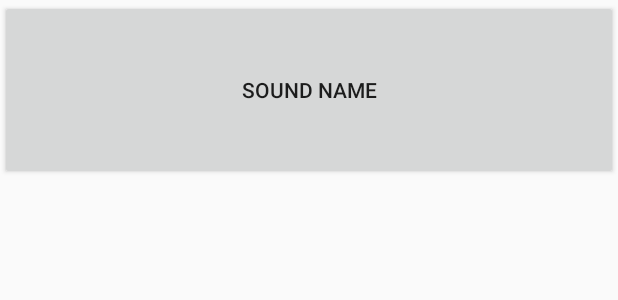
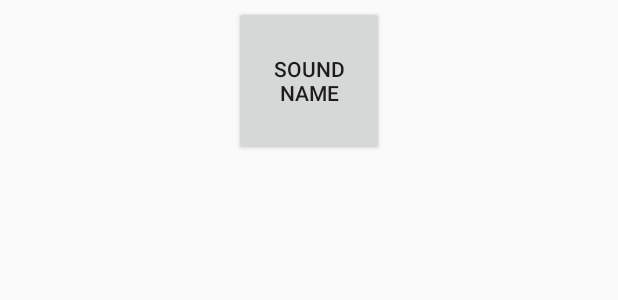
Before and after one commit to WillWolfWang/BeadBox, an Android app built with Jetpack Compose: the layout list_item_sound.xml on its own in the app's theme, with its tools: preview values and no code run, on a phone screen of 412 x 824 dp. Shown: the top 300 px of the screen. Run offline under Robolectric (Android 15) with nearby library versions, the phone set to English and light mode, and no system bars.

Commit message:
使用 drawable 美化按钮样式

```diff
--- /dev/null
+++ b/app/src/main/res/drawable/button_beat_box.xml
@@ -0,0 +1,5 @@
+<?xml version="1.0" encoding="utf-8"?>
+<selector xmlns:android="http://schemas.android.com/apk/res/android">
+    <item android:drawable="@drawable/button_beat_box_pressed" android:state_pressed="true"/>
+    <item android:drawable="@drawable/button_beat_box_normal" android:state_pressed="false"/>
+</selector>
--- /dev/null
+++ b/app/src/main/res/drawable/button_beat_box_normal.xml
@@ -0,0 +1,5 @@
+<?xml version="1.0" encoding="utf-8"?>
+<shape xmlns:android="http://schemas.android.com/apk/res/android"
+    android:shape="oval">
+    <solid android:color="@color/dark_blue"/>
+</shape>
--- /dev/null
+++ b/app/src/main/res/drawable/button_beat_box_pressed.xml
@@ -0,0 +1,15 @@
+<?xml version="1.0" encoding="utf-8"?>
+<layer-list xmlns:android="http://schemas.android.com/apk/res/android">
+
+    <item>
+        <shape android:shape="oval">
+            <solid android:color="@color/red"/>
+        </shape>
+    </item>
+
+    <item>
+        <shape android:shape="oval">
+            <stroke android:width="4dp" android:color="@color/dark_red"/>
+        </shape>
+    </item>
+</layer-list>
--- a/app/src/main/res/layout/list_item_sound.xml
+++ b/app/src/main/res/layout/list_item_sound.xml
@@ -24,12 +24,24 @@
         在这个例子中，类型是 com.will.beatbox.viewmodel.SoundViewModel，这可能是一个自定义的 ViewModel 类。
     -->
 
-    <Button
+    <!--外面封装一层 frame 布局，当需要拉伸适配屏幕时，frame 会被拉伸，而按钮不会-->
+
+    <FrameLayout
         android:layout_width="match_parent"
-        android:layout_height="120dp"
-        android:text="@{`File name:` + viewModel.title?? `No file`}"
-        android:onClick="@{(view)->viewModel.onButtonClick()}"
-        tools:text="Sound name"/>
+        android:layout_height="wrap_content"
+        android:layout_margin="4dp">
+
+        <Button
+            android:layout_width="100dp"
+            android:layout_height="100dp"
+            android:layout_gravity="center"
+            android:text="@{`File name:` + viewModel.title?? `No file`}"
+            android:onClick="@{(view)->viewModel.onButtonClick()}"
+            tools:text="Sound name"/>
+
+    </FrameLayout>
+
+
     <!--使用方法，定义的 name 调用对应类拥有的属性
         在绑定的大括号里面，可以写一些简单的 Java 表达式，
         如链式函数调用，数学计算等
--- a/app/src/main/res/values/styles.xml
+++ b/app/src/main/res/values/styles.xml
@@ -8,7 +8,7 @@
 
     <!--样式需要逐个为所有部件添加它们要用到的样式，如果有很多部件和按钮，光是添加样式工作量就很惊人了-->
     <style name="BeatBoxButton" parent="Widget.AppCompat.Button">
-        <item name="android:background">@color/dark_blue</item>
+        <item name="android:background">@drawable/button_beat_box</item>
     </style>
 
 </resources>
```
